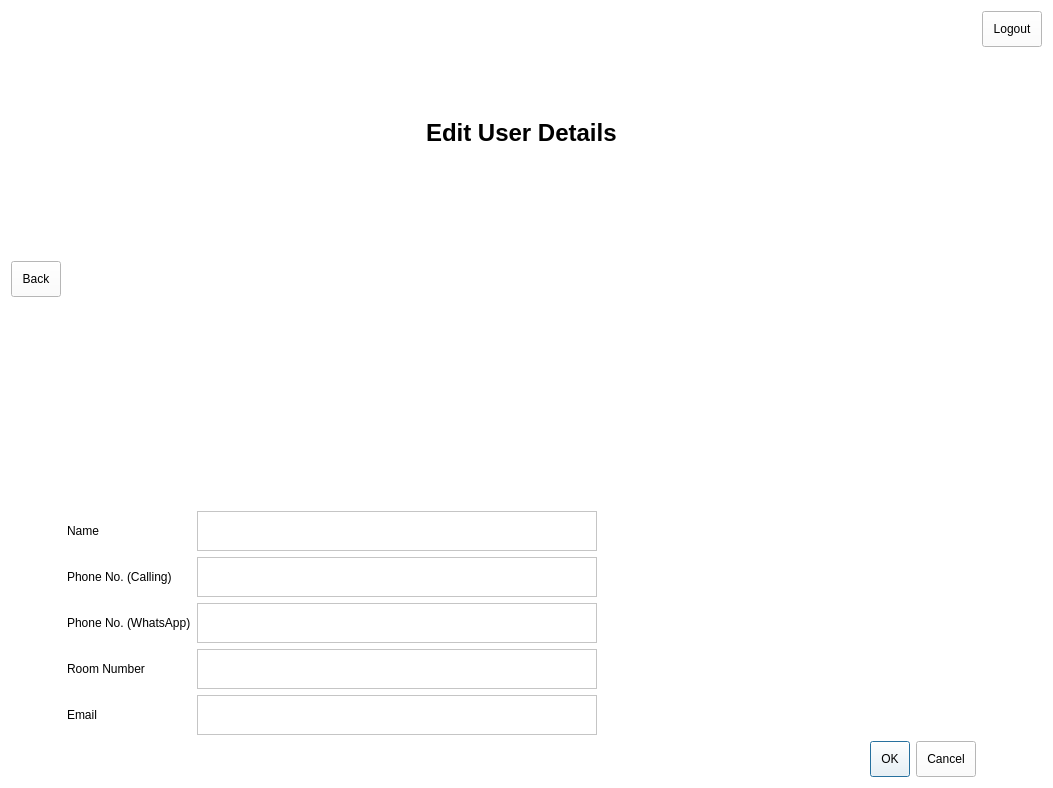
First picture: the form in editdetails.ui, repository arc-bphc/sims-gui, before the edit.
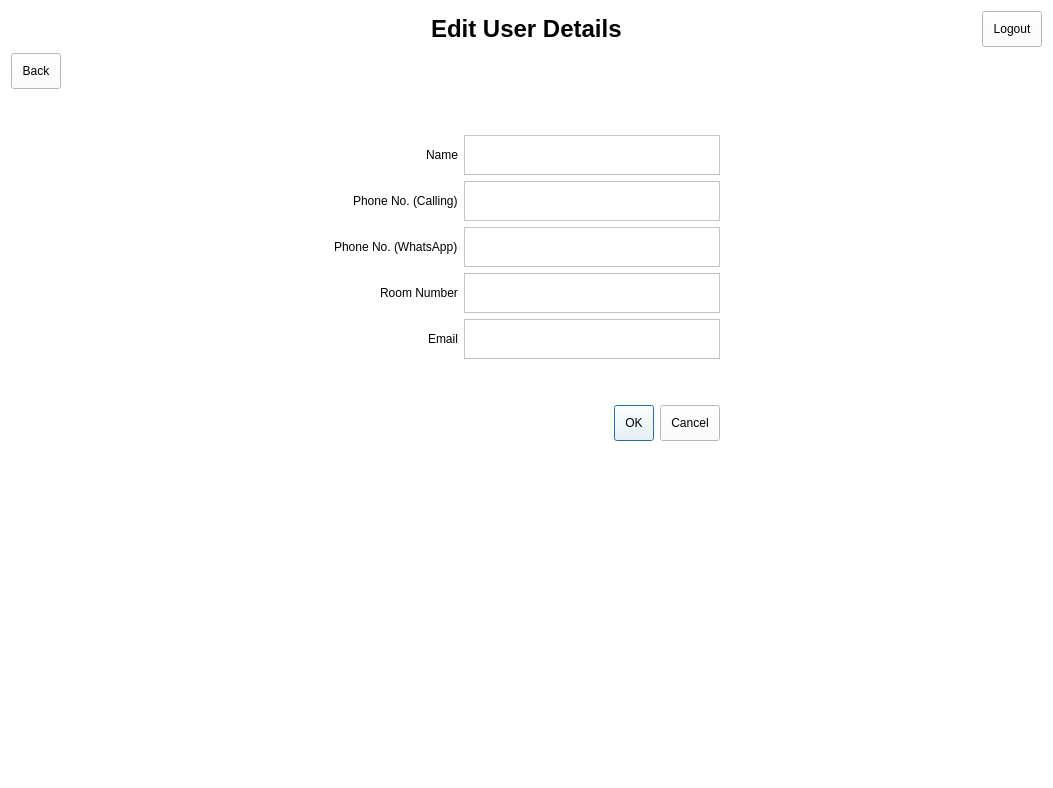
Second picture: the form after the edit. Icons and pictures are not drawn.

```diff
--- a/editdetails.ui
+++ b/editdetails.ui
@@ -27,6 +27,43 @@
   <layout class="QGridLayout" name="gridLayout_2">
    <item row="0" column="0">
     <layout class="QGridLayout" name="gridLayout">
+     <item row="1" column="0" alignment="Qt::AlignLeft|Qt::AlignTop">
+      <widget class="QPushButton" name="pushButton_2">
+       <property name="maximumSize">
+        <size>
+         <width>80</width>
+         <height>16777215</height>
+        </size>
+       </property>
+       <property name="text">
+        <string>Back</string>
+       </property>
+       <property name="icon">
+        <iconset>
+         <normaloff>ChevronLeft-128.png</normaloff>ChevronLeft-128.png</iconset>
+       </property>
+      </widget>
+     </item>
+     <item row="2" column="2">
+      <spacer name="verticalSpacer_2">
+       <property name="orientation">
+        <enum>Qt::Vertical</enum>
+       </property>
+       <property name="sizeHint" stdset="0">
+        <size>
+         <width>20</width>
+         <height>40</height>
+        </size>
+       </property>
+      </spacer>
+     </item>
+     <item row="9" column="2" alignment="Qt::AlignRight">
+      <widget class="QDialogButtonBox" name="buttonBox">
+       <property name="standardButtons">
+        <set>QDialogButtonBox::Cancel|QDialogButtonBox::Ok</set>
+       </property>
+      </widget>
+     </item>
      <item row="0" column="0" alignment="Qt::AlignLeft|Qt::AlignTop">
       <widget class="QLabel" name="label_9">
        <property name="sizePolicy">
@@ -52,6 +89,113 @@
        </property>
       </widget>
      </item>
+     <item row="5" column="1" alignment="Qt::AlignRight">
+      <widget class="QLabel" name="label_3">
+       <property name="maximumSize">
+        <size>
+         <width>16777215</width>
+         <height>40</height>
+        </size>
+       </property>
+       <property name="text">
+        <string>Phone No. (WhatsApp)</string>
+       </property>
+      </widget>
+     </item>
+     <item row="9" column="0">
+      <spacer name="horizontalSpacer_3">
+       <property name="orientation">
+        <enum>Qt::Horizontal</enum>
+       </property>
+       <property name="sizeHint" stdset="0">
+        <size>
+         <width>40</width>
+         <height>20</height>
+        </size>
+       </property>
+      </spacer>
+     </item>
+     <item row="4" column="2" alignment="Qt::AlignHCenter|Qt::AlignVCenter">
+      <widget class="QTextEdit" name="textEdit_2">
+       <property name="sizePolicy">
+        <sizepolicy hsizetype="Preferred" vsizetype="Minimum">
+         <horstretch>0</horstretch>
+         <verstretch>0</verstretch>
+        </sizepolicy>
+       </property>
+       <property name="maximumSize">
+        <size>
+         <width>400</width>
+         <height>40</height>
+        </size>
+       </property>
+      </widget>
+     </item>
+     <item row="4" column="0">
+      <spacer name="horizontalSpacer">
+       <property name="orientation">
+        <enum>Qt::Horizontal</enum>
+       </property>
+       <property name="sizeHint" stdset="0">
+        <size>
+         <width>40</width>
+         <height>20</height>
+        </size>
+       </property>
+      </spacer>
+     </item>
+     <item row="3" column="1" alignment="Qt::AlignRight">
+      <widget class="QLabel" name="label">
+       <property name="maximumSize">
+        <size>
+         <width>16777215</width>
+         <height>40</height>
+        </size>
+       </property>
+       <property name="text">
+        <string>Name</string>
+       </property>
+      </widget>
+     </item>
+     <item row="6" column="1" alignment="Qt::AlignRight">
+      <widget class="QLabel" name="label_4">
+       <property name="maximumSize">
+        <size>
+         <width>16777215</width>
+         <height>40</height>
+        </size>
+       </property>
+       <property name="text">
+        <string>Room Number</string>
+       </property>
+      </widget>
+     </item>
+     <item row="4" column="1" alignment="Qt::AlignRight">
+      <widget class="QLabel" name="label_2">
+       <property name="maximumSize">
+        <size>
+         <width>16777215</width>
+         <height>40</height>
+        </size>
+       </property>
+       <property name="text">
+        <string>Phone No. (Calling)</string>
+       </property>
+      </widget>
+     </item>
+     <item row="4" column="3">
+      <spacer name="horizontalSpacer_2">
+       <property name="orientation">
+        <enum>Qt::Horizontal</enum>
+       </property>
+       <property name="sizeHint" stdset="0">
+        <size>
+         <width>40</width>
+         <height>20</height>
+        </size>
+       </property>
+      </spacer>
+     </item>
      <item row="0" column="1" colspan="2" alignment="Qt::AlignHCenter|Qt::AlignVCenter">
       <widget class="QLabel" name="label_10">
        <property name="text">
@@ -59,6 +203,22 @@
        </property>
       </widget>
      </item>
+     <item row="6" column="2" alignment="Qt::AlignHCenter">
+      <widget class="QTextEdit" name="textEdit_4">
+       <property name="sizePolicy">
+        <sizepolicy hsizetype="Preferred" vsizetype="Minimum">
+         <horstretch>0</horstretch>
+         <verstretch>0</verstretch>
+        </sizepolicy>
+       </property>
+       <property name="maximumSize">
+        <size>
+         <width>400</width>
+         <height>40</height>
+        </size>
+       </property>
+      </widget>
+     </item>
      <item row="0" column="3" alignment="Qt::AlignRight|Qt::AlignTop">
       <widget class="QPushButton" name="pushButton">
        <property name="maximumSize">
@@ -76,143 +236,20 @@
        </property>
       </widget>
      </item>
-     <item row="1" column="0" alignment="Qt::AlignLeft|Qt::AlignTop">
-      <widget class="QPushButton" name="pushButton_2">
-       <property name="maximumSize">
-        <size>
-         <width>80</width>
-         <height>16777215</height>
-        </size>
+     <item row="9" column="3">
+      <spacer name="horizontalSpacer_4">
+       <property name="orientation">
+        <enum>Qt::Horizontal</enum>
        </property>
-       <property name="text">
-        <string>Back</string>
-       </property>
-       <property name="icon">
-        <iconset>
-         <normaloff>ChevronLeft-128.png</normaloff>ChevronLeft-128.png</iconset>
-       </property>
-      </widget>
-     </item>
-     <item row="2" column="1">
-      <widget class="QLabel" name="label">
-       <property name="maximumSize">
+       <property name="sizeHint" stdset="0">
         <size>
-         <width>16777215</width>
-         <height>40</height>
+         <width>40</width>
+         <height>20</height>
         </size>
        </property>
-       <property name="text">
-        <string>Name</string>
-       </property>
-      </widget>
+      </spacer>
      </item>
-     <item row="2" column="2">
-      <widget class="QTextEdit" name="textEdit">
-       <property name="enabled">
-        <bool>false</bool>
-       </property>
-       <property name="sizePolicy">
-        <sizepolicy hsizetype="Preferred" vsizetype="Minimum">
-         <horstretch>0</horstretch>
-         <verstretch>0</verstretch>
-        </sizepolicy>
-       </property>
-       <property name="maximumSize">
-        <size>
-         <width>400</width>
-         <height>40</height>
-        </size>
-       </property>
-      </widget>
-     </item>
-     <item row="3" column="1">
-      <widget class="QLabel" name="label_2">
-       <property name="maximumSize">
-        <size>
-         <width>16777215</width>
-         <height>40</height>
-        </size>
-       </property>
-       <property name="text">
-        <string>Phone No. (Calling)</string>
-       </property>
-      </widget>
-     </item>
-     <item row="3" column="2">
-      <widget class="QTextEdit" name="textEdit_2">
-       <property name="sizePolicy">
-        <sizepolicy hsizetype="Preferred" vsizetype="Minimum">
-         <horstretch>0</horstretch>
-         <verstretch>0</verstretch>
-        </sizepolicy>
-       </property>
-       <property name="maximumSize">
-        <size>
-         <width>400</width>
-         <height>40</height>
-        </size>
-       </property>
-      </widget>
-     </item>
-     <item row="4" column="1">
-      <widget class="QLabel" name="label_3">
-       <property name="maximumSize">
-        <size>
-         <width>16777215</width>
-         <height>40</height>
-        </size>
-       </property>
-       <property name="text">
-        <string>Phone No. (WhatsApp)</string>
-       </property>
-      </widget>
-     </item>
-     <item row="4" column="2">
-      <widget class="QTextEdit" name="textEdit_3">
-       <property name="sizePolicy">
-        <sizepolicy hsizetype="Preferred" vsizetype="Minimum">
-         <horstretch>0</horstretch>
-         <verstretch>0</verstretch>
-        </sizepolicy>
-       </property>
-       <property name="maximumSize">
-        <size>
-         <width>400</width>
-         <height>40</height>
-        </size>
-       </property>
-      </widget>
-     </item>
-     <item row="5" column="1">
-      <widget class="QLabel" name="label_4">
-       <property name="maximumSize">
-        <size>
-         <width>16777215</width>
-         <height>40</height>
-        </size>
-       </property>
-       <property name="text">
-        <string>Room Number</string>
-       </property>
-      </widget>
-     </item>
-     <item row="5" column="2">
-      <widget class="QTextEdit" name="textEdit_4">
-       <property name="sizePolicy">
-        <sizepolicy hsizetype="Preferred" vsizetype="Minimum">
-         <horstretch>0</horstretch>
-         <verstretch>0</verstretch>
-        </sizepolicy>
-       </property>
-       <property name="maximumSize">
-        <size>
-         <width>400</width>
-         <height>40</height>
-        </size>
-       </property>
-      </widget>
-     </item>
-     <item row="6" column="1">
+     <item row="7" column="1" alignment="Qt::AlignRight">
       <widget class="QLabel" name="label_5">
        <property name="maximumSize">
         <size>
@@ -225,7 +262,7 @@
        </property>
       </widget>
      </item>
-     <item row="6" column="2">
+     <item row="7" column="2" alignment="Qt::AlignHCenter">
       <widget class="QTextEdit" name="textEdit_5">
        <property name="sizePolicy">
         <sizepolicy hsizetype="Preferred" vsizetype="Minimum">
@@ -241,15 +278,69 @@
        </property>
       </widget>
      </item>
-     <item row="7" column="2">
-      <widget class="QDialogButtonBox" name="buttonBox">
-       <property name="standardButtons">
-        <set>QDialogButtonBox::Cancel|QDialogButtonBox::Ok</set>
+     <item row="5" column="2" alignment="Qt::AlignHCenter">
+      <widget class="QTextEdit" name="textEdit_3">
+       <property name="sizePolicy">
+        <sizepolicy hsizetype="Preferred" vsizetype="Minimum">
+         <horstretch>0</horstretch>
+         <verstretch>0</verstretch>
+        </sizepolicy>
        </property>
+       <property name="maximumSize">
+        <size>
+         <width>400</width>
+         <height>40</height>
+        </size>
+       </property>
       </widget>
      </item>
+     <item row="3" column="2" alignment="Qt::AlignHCenter">
+      <widget class="QTextEdit" name="textEdit">
+       <property name="enabled">
+        <bool>false</bool>
+       </property>
+       <property name="sizePolicy">
+        <sizepolicy hsizetype="Preferred" vsizetype="Minimum">
+         <horstretch>0</horstretch>
+         <verstretch>0</verstretch>
+        </sizepolicy>
+       </property>
+       <property name="maximumSize">
+        <size>
+         <width>400</width>
+         <height>40</height>
+        </size>
+       </property>
+      </widget>
+     </item>
+     <item row="8" column="2">
+      <spacer name="verticalSpacer_3">
+       <property name="orientation">
+        <enum>Qt::Vertical</enum>
+       </property>
+       <property name="sizeHint" stdset="0">
+        <size>
+         <width>20</width>
+         <height>40</height>
+        </size>
+       </property>
+      </spacer>
+     </item>
     </layout>
    </item>
+   <item row="1" column="0">
+    <spacer name="verticalSpacer">
+     <property name="orientation">
+      <enum>Qt::Vertical</enum>
+     </property>
+     <property name="sizeHint" stdset="0">
+      <size>
+       <width>20</width>
+       <height>40</height>
+      </size>
+     </property>
+    </spacer>
+   </item>
   </layout>
  </widget>
  <resources/>
```
